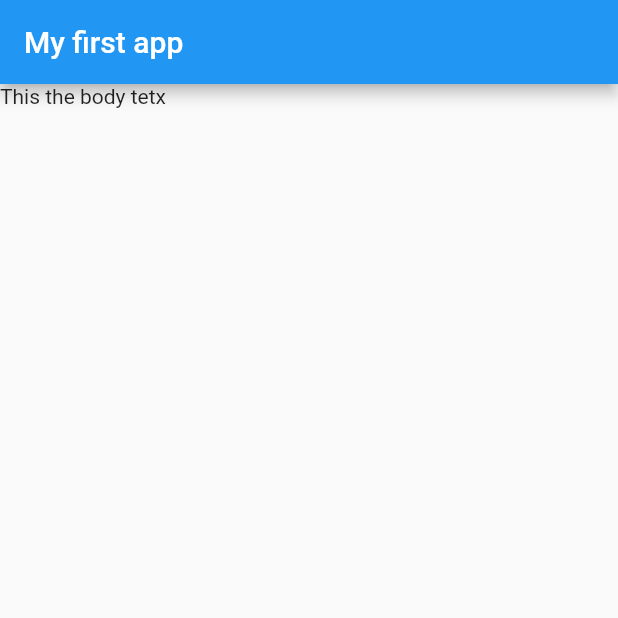
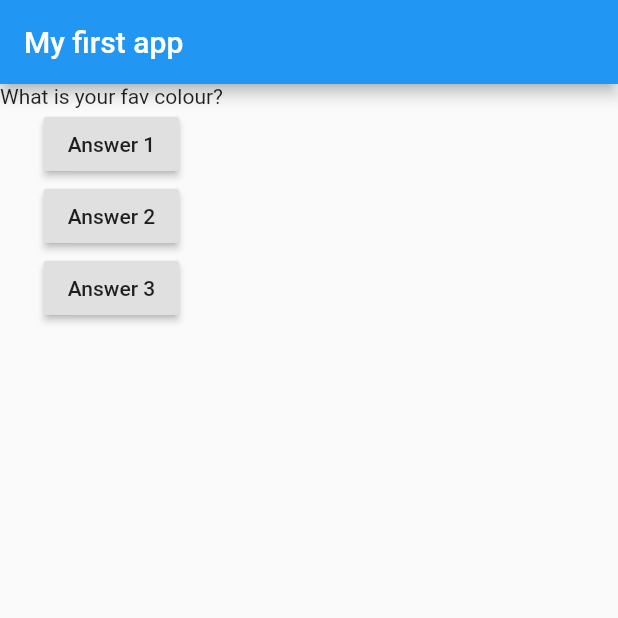
Before and after one commit to ZainRasheed/Flutter-basic, a Flutter app: the screen it shows after launch, on a phone screen of 412 x 824 dp, the top half of it. Run offline on Flutter 3.47's test engine with Material 2 defaults, Android fonts, the phone set to English and light mode, and no system bars.

Commit message:
Buttons with Null functions

```diff
--- a/firtst_one_flutter/lib/main.dart
+++ b/firtst_one_flutter/lib/main.dart
@@ -6,17 +6,51 @@ import 'package:flutter/material.dart';
 
 void main() => runApp(FirstApp());
 
-class FirstApp extends StatelessWidget{
-  @override
-  Widget build(  context) {
-    // TODO: implement build
-//    return MaterialApp(home: Text('Hello!'),);
-    return MaterialApp(home: Scaffold(
-      appBar: AppBar(
-        title: Text("My first app"),
-      ),
-      body: Text("This the body tetx"),
-    ),);
+class FirstApp extends StatelessWidget {
+
+  void answerToQuestion1(){
+    print("You are of type 1");
+  }
+  void answerToQuestion2(){
+    print("You are of type 2");
+  }
+  void answerToQuestion3(){
+    print("You are of type 3");
   }
 
+  @override
+  Widget build(BuildContext context) {
+//    return MaterialApp(home: Text('Hello!'),);
+
+    var questions = [
+      "What is your fav colour?",
+      "What is your Fav season",
+      "What is your fav movie?"
+    ];
+
+    return MaterialApp(
+      home: Scaffold(
+        appBar: AppBar(
+          title: Text("My first app"),
+        ),
+        body: Column(
+          children: <Widget>[
+            Text(questions[0]),
+            RaisedButton(
+              child: Text("Answer 1"),
+              onPressed: answerToQuestion1,
+            ),
+            RaisedButton(
+              child: Text("Answer 2"),
+              onPressed: answerToQuestion2,
+            ),
+            RaisedButton(
+              child: Text("Answer 3"),
+              onPressed: answerToQuestion3,
+            ),
+          ],
+        ),
+      ),
+    );
+  }
 }
```
